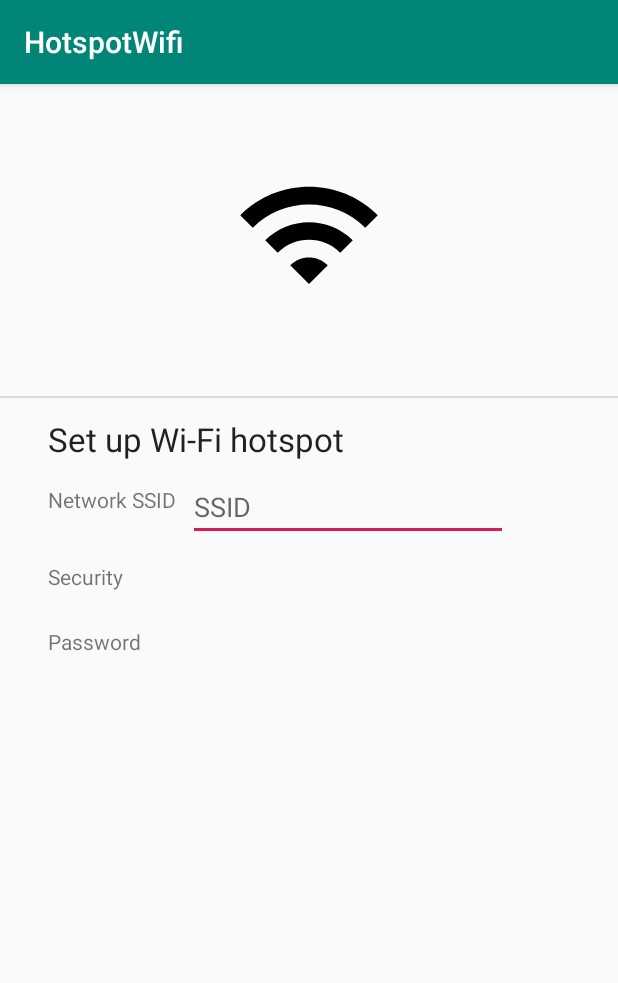
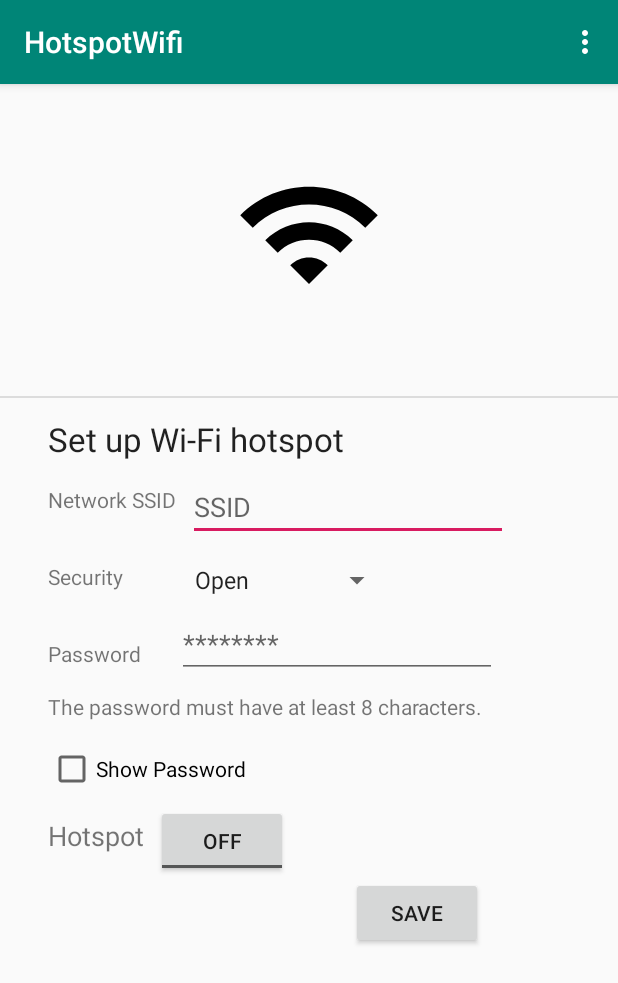
Before and after one commit to kevincodes-ui/HotspotWifi, an Android app: the screen it shows after launch (MainActivity), on a phone screen of 412 x 824 dp. Shown: the top 983 px of the screen. Run offline under Robolectric (Android 15) with nearby library versions, the phone set to English and light mode, and no system bars.

Commit message:
1.11 ui design stage

```diff
--- a/app/src/main/java/com/example/hotspotwifi/MainActivity.java
+++ b/app/src/main/java/com/example/hotspotwifi/MainActivity.java
@@ -2,10 +2,16 @@ package com.example.hotspotwifi;
 
 import androidx.appcompat.app.AppCompatActivity;
 
+import android.app.Activity;
 import android.content.Context;
 import android.net.wifi.WifiConfiguration;
 import android.net.wifi.WifiManager;
 import android.os.Bundle;
+import android.view.Menu;
+import android.view.View;
+import android.widget.AdapterView;
+import android.widget.ArrayAdapter;
+import android.widget.Spinner;
 
 import java.lang.reflect.Method;
 
@@ -22,6 +28,15 @@ public class MainActivity extends AppCompatActivity {
     }
 
     private void initialize(){
+        Spinner spinner = findViewById(R.id.security_protocol);
+        // Create an ArrayAdapter using the string array and a default spinner layout
+        ArrayAdapter<CharSequence> adapter = ArrayAdapter.createFromResource(this,
+                R.array.security_protocol_array, android.R.layout.simple_spinner_item);
+        // Specify the layout to use when the list of choices appears
+        adapter.setDropDownViewResource(android.R.layout.simple_spinner_dropdown_item);
+        // Apply the adapter to the spinner
+        spinner.setAdapter(adapter);
+
         wifiManager = (WifiManager) getApplicationContext().getSystemService(Context.WIFI_SERVICE);
         wifiConfiguration = new WifiConfiguration();
         wifiConfiguration.SSID = "MyDummySSID";
@@ -37,4 +52,10 @@ public class MainActivity extends AppCompatActivity {
             e.printStackTrace();
         }
     }
+
+    @Override
+    public boolean onCreateOptionsMenu(Menu menu) {
+        getMenuInflater().inflate(R.menu.main_menu,menu);
+        return super.onCreateOptionsMenu(menu);
+    }
 }
--- a/app/src/main/res/layout/activity_main.xml
+++ b/app/src/main/res/layout/activity_main.xml
@@ -58,7 +58,7 @@
         android:id="@+id/textView6"
         android:layout_width="wrap_content"
         android:layout_height="wrap_content"
-        android:layout_marginTop="24dp"
+        android:layout_marginTop="32dp"
         android:text="Password"
         app:layout_constraintStart_toStartOf="@+id/textView5"
         app:layout_constraintTop_toBottomOf="@+id/textView5" />
@@ -85,4 +85,72 @@
         app:layout_constraintStart_toStartOf="parent"
         app:layout_constraintTop_toBottomOf="@+id/adContainer" />
 
+    <Spinner
+        android:id="@+id/security_protocol"
+        android:layout_width="wrap_content"
+        android:layout_height="wrap_content"
+        android:layout_marginStart="40dp"
+        android:dropDownWidth="wrap_content"
+        app:layout_constraintStart_toEndOf="@+id/textView5"
+        app:layout_constraintTop_toTopOf="@+id/textView5" />
+
+    <EditText
+        android:id="@+id/security_password"
+        android:layout_width="wrap_content"
+        android:layout_height="wrap_content"
+        android:layout_marginStart="24dp"
+        android:layout_marginTop="8dp"
+        android:ems="10"
+        android:hint="********"
+        android:inputType="textPassword"
+        app:layout_constraintStart_toEndOf="@+id/textView6"
+        app:layout_constraintTop_toBottomOf="@+id/security_protocol" />
+
+    <TextView
+        android:id="@+id/textView7"
+        android:layout_width="wrap_content"
+        android:layout_height="wrap_content"
+        android:layout_marginTop="16dp"
+        android:text="The password must have at least 8 characters."
+        android:textSize="14dp"
+        app:layout_constraintStart_toStartOf="@+id/textView6"
+        app:layout_constraintTop_toBottomOf="@+id/textView6" />
+
+    <CheckBox
+        android:id="@+id/show_password"
+        android:layout_width="wrap_content"
+        android:layout_height="wrap_content"
+        android:layout_marginTop="16dp"
+        android:text="Show Password"
+        app:layout_constraintStart_toStartOf="@+id/textView7"
+        app:layout_constraintTop_toBottomOf="@+id/textView7" />
+
+    <TextView
+        android:id="@+id/textView8"
+        android:layout_width="wrap_content"
+        android:layout_height="wrap_content"
+        android:layout_marginTop="16dp"
+        android:text="Hotspot"
+        android:textSize="18sp"
+        app:layout_constraintStart_toStartOf="@+id/show_password"
+        app:layout_constraintTop_toBottomOf="@+id/show_password" />
+
+    <ToggleButton
+        android:id="@+id/toggleHotspot"
+        android:layout_width="wrap_content"
+        android:layout_height="wrap_content"
+        android:layout_marginStart="8dp"
+        android:layout_marginTop="8dp"
+        android:text="ToggleButton"
+        app:layout_constraintStart_toEndOf="@+id/textView8"
+        app:layout_constraintTop_toBottomOf="@+id/show_password" />
+
+    <Button
+        android:id="@+id/save"
+        android:layout_width="wrap_content"
+        android:layout_height="wrap_content"
+        android:text="Save"
+        app:layout_constraintEnd_toEndOf="@+id/textView7"
+        app:layout_constraintTop_toBottomOf="@+id/toggleHotspot" />
+
 </androidx.constraintlayout.widget.ConstraintLayout>
--- /dev/null
+++ b/app/src/main/res/menu/main_menu.xml
@@ -0,0 +1,6 @@
+<?xml version="1.0" encoding="utf-8"?>
+<menu xmlns:android="http://schemas.android.com/apk/res/android">
+
+    <item android:title="@string/settings" android:id="@+id/settings"/>
+
+</menu>
--- a/app/src/main/res/values/strings.xml
+++ b/app/src/main/res/values/strings.xml
@@ -1,3 +1,8 @@
 <resources>
     <string name="app_name">HotspotWifi</string>
+    <string name="settings">Settings</string>
+    <string-array name="security_protocol_array">
+        <item>Open</item>
+        <item>WPA2 PSK</item>
+    </string-array>
 </resources>
```
